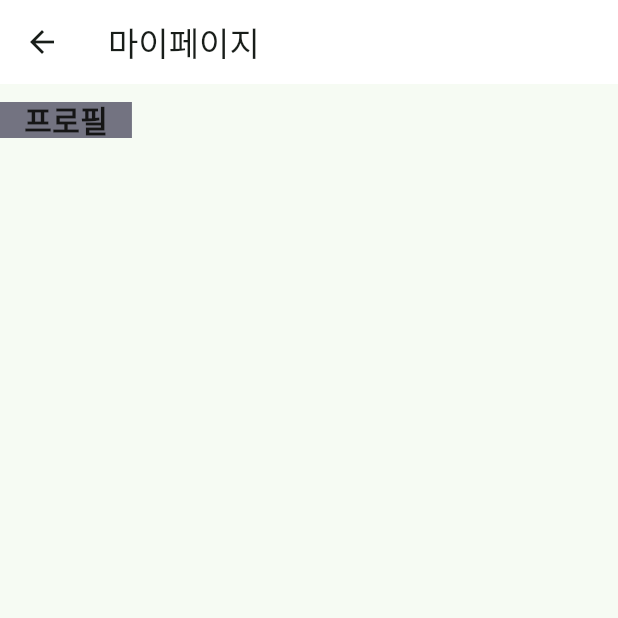
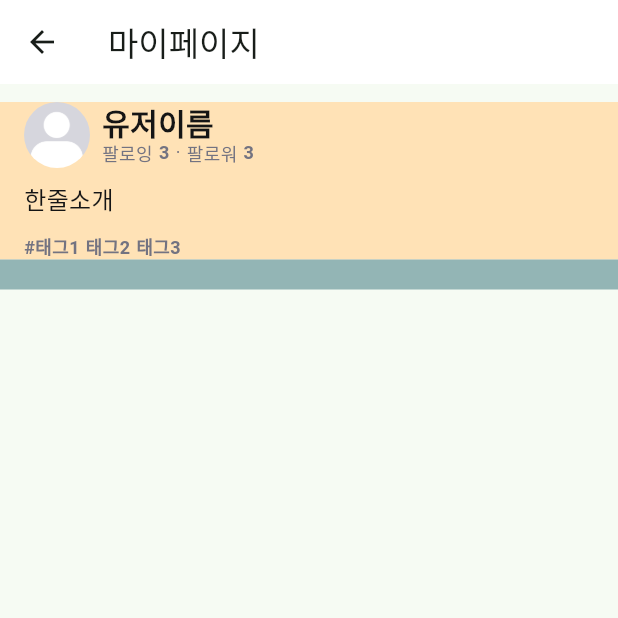
Before and after one commit to Naemansan/naemansan-hybird, a Flutter app: the ProfileScreen screen opened directly, on a phone screen of 412 x 824 dp, the top half of it. Run offline on Flutter 3.47's test engine with Material 2 defaults, Android fonts, the phone set to English and light mode, and no system bars; our stand-ins replace flutter_dotenv, flutter_native_splash, flutter_svg, geolocator, get; missing offline and left inert: naver_map_plugin.

Commit message:
:sparkles: Feat: Profile 상단 user information
유저의 기본 정보를 보여주는 부분입니다.

```diff
--- a/lib/models/si_gu_dong_model.dart
+++ b/lib/models/si_gu_dong_model.dart
@@ -8,14 +8,12 @@ class SiGuDongModel {
 
   // json 데이터를 받아서 SiGuDongModel 객체를 만듬
   factory SiGuDongModel.fromJson(Map<String, dynamic> json) {
-    // var region = json["results"][1]['region'];
-    // return SiGuDongModel(
-    //   si: region['area1']['name'],
-    //   gu: region['area2']['name'],
-    //   dong: region['area3']['name'],
-    // );
-
-    return SiGuDongModel(si: "시", gu: "구", dong: "동");
+    var region = json["results"][1]['region'];
+    return SiGuDongModel(
+      si: region['area1']['name'],
+      gu: region['area2']['name'],
+      dong: region['area3']['name'],
+    );
   }
 
   @override
--- a/lib/screens/profile/profile_screen.dart
+++ b/lib/screens/profile/profile_screen.dart
@@ -9,33 +9,105 @@ class ProfileScreen extends StatelessWidget {
   Widget build(BuildContext context) {
     return Scaffold(
       appBar: AppBar(
-        title: Text("마이페이지"),
+        title: const Text("마이페이지"),
         backgroundColor: ColorStyles.white,
       ),
-      body: Padding(
-        padding: EdgeInsets.fromLTRB(0, 12, 0, 32),
-        child: Column(children: [UserProfile()]),
+      body: Container(
+        padding: const EdgeInsets.fromLTRB(0, 12, 0, 32),
+        child: const Column(children: [UserProfile(), FollowList()]),
       ),
     );
   }
 }
 
 class UserProfile extends StatelessWidget {
-  const UserProfile({super.key});
+  const UserProfile({Key? key}) : super(key: key);
+
+  @override
+  Widget build(BuildContext context) {
+    final followList = ["팔로잉", "3", "·", "팔로워", "3"];
+    final tagList = ["#태그1", "태그2", "태그3"];
+    return Container(
+      color: ColorStyles.emotionJoy,
+      padding: const EdgeInsets.symmetric(horizontal: 16),
+      child: Column(crossAxisAlignment: CrossAxisAlignment.start, children: [
+        //상단 설명
+        Row(
+          crossAxisAlignment: CrossAxisAlignment.center,
+          children: [
+            //프로필 사진
+            Container(
+              margin: const EdgeInsets.fromLTRB(0, 0, 8, 0),
+              decoration: const BoxDecoration(
+                shape: BoxShape.circle,
+              ),
+              child: ClipOval(
+                child: Image.asset(
+                  'assets/images/defaultProfile.png',
+                  height: 44,
+                ),
+              ),
+            ),
+
+            //유저 정보
+            Column(
+              crossAxisAlignment: CrossAxisAlignment.start,
+              children: [
+                Text(
+                  "유저이름",
+                  style:
+                      FontStyles.semiBold20.copyWith(color: ColorStyles.black),
+                ),
+                Wrap(
+                  spacing: 4.0,
+                  children: followList.asMap().entries.map((element) {
+                    return Text(
+                      element.value,
+                      style: element.key % 3 == 1
+                          ? FontStyles.semiBold12
+                              .copyWith(color: ColorStyles.gray3)
+                          : FontStyles.regular12
+                              .copyWith(color: ColorStyles.gray3),
+                    );
+                  }).toList(),
+                ),
+              ],
+            ),
+          ],
+        ), //상단 설명
+
+        //한줄 소개
+        Container(
+          padding: const EdgeInsets.fromLTRB(0, 8, 0, 12),
+          child: Text(
+            "한줄소개",
+            style: FontStyles.regular16.copyWith(color: ColorStyles.black),
+          ),
+        ), //한줄 소개
+
+        //태그 정보
+        Wrap(
+          spacing: 4.0,
+          children: tagList.map((tag) {
+            return Text(
+              tag,
+              style: FontStyles.semiBold12.copyWith(color: ColorStyles.gray3),
+            );
+          }).toList(),
+        ), //태그 정보
+      ]),
+    );
+  }
+}
+
+class FollowList extends StatelessWidget {
+  const FollowList({super.key});
 
   @override
   Widget build(BuildContext context) {
     return Container(
-      decoration: BoxDecoration(
-        color: ColorStyles.gray3,
-      ),
-      padding: EdgeInsets.symmetric(horizontal: 16),
-      child: Column(children: [
-        Text(
-          "프로필",
-          style: FontStyles.semiBold20.copyWith(color: ColorStyles.black),
-        )
-      ]),
+      color: ColorStyles.emotionSad,
+      padding: const EdgeInsets.fromLTRB(16, 20, 16, 0),
     );
   }
 }
--- a/lib/utilities/style/font_styles.dart
+++ b/lib/utilities/style/font_styles.dart
@@ -31,6 +31,12 @@ class FontStyles {
     height: 24 / 16,
   );
 
+  static const TextStyle semiBold12 = TextStyle(
+    fontSize: 12.0,
+    fontWeight: FontWeight.w600,
+    height: 16 / 12,
+  );
+
   static const TextStyle regular12 = TextStyle(
     fontSize: 12.0,
     fontWeight: FontWeight.w400,
```
Also changed, not shown: assets/images/defaultProfile.png (added).
